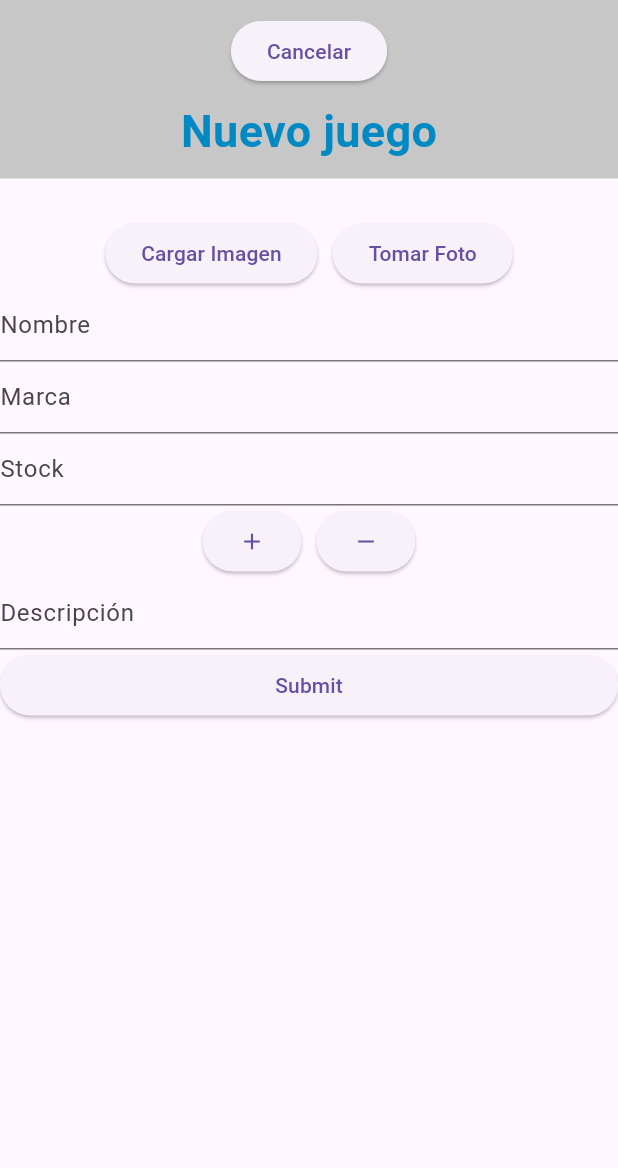
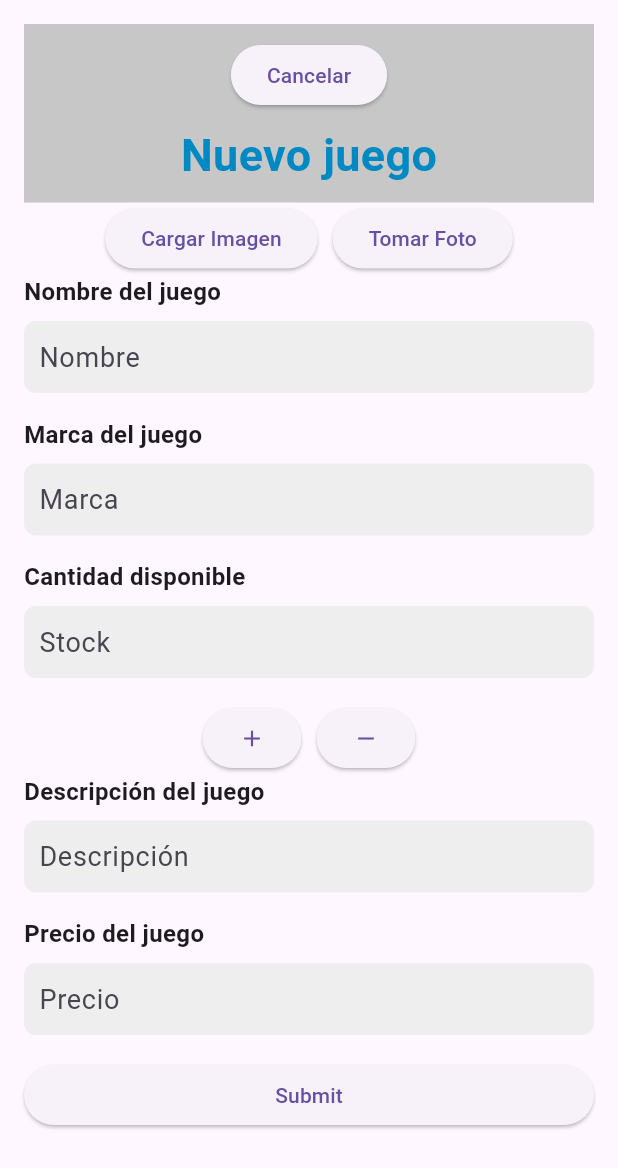
Before and after one commit to AgustinRgz/GeingeemuMobile, a Flutter app: the NewSellView screen opened by its route, on a phone screen of 412 x 824 dp. Shown: the top 1168 px of the screen. Run offline on Flutter 3.47's test engine with Material 3 defaults, Android fonts, the light colour scheme and no system bars; our stand-ins replace image_picker; missing offline and left inert: search_page.

Commit message:
Update Ventas
El diseño we

```diff
--- /dev/null
+++ b/assets/videojuego.json
@@ -0,0 +1,9 @@
+[
+    {
+      "nombre": "Halo Infinite Xbox Collector Steelbook Edition",
+      "marca": "Microsoft",
+      "imagen": "assets/imagenes/haloinfinite.jpg",
+      "stock": 2,
+      "descripcion": "Juego de Halo"
+    }
+  ]
--- a/lib/inicio.dart
+++ b/lib/inicio.dart
@@ -56,6 +56,12 @@ class _InicioViewState extends State<InicioView> {
                 Image.asset('assets/imagenes/halo4.jpg'),
                 Image.asset('assets/imagenes/halo5.jpg'),
                 Image.asset('assets/imagenes/haloinfinite.jpg'),
+                Image.asset('assets/imagenes/halo4.jpg'),
+                Image.asset('assets/imagenes/halo5.jpg'),
+                Image.asset('assets/imagenes/haloinfinite.jpg'),
+                Image.asset('assets/imagenes/halo4.jpg'),
+                Image.asset('assets/imagenes/halo5.jpg'),
+                Image.asset('assets/imagenes/haloinfinite.jpg'),
               ],
             ),
           ),
@@ -76,6 +82,12 @@ class _InicioViewState extends State<InicioView> {
                 Image.asset('assets/imagenes/kirby.jpg'),
                 Image.asset('assets/imagenes/pokemon.jpg'),
                 Image.asset('assets/imagenes/zelda.jpg'),
+                Image.asset('assets/imagenes/kirby.jpg'),
+                Image.asset('assets/imagenes/pokemon.jpg'),
+                Image.asset('assets/imagenes/zelda.jpg'),
+                Image.asset('assets/imagenes/kirby.jpg'),
+                Image.asset('assets/imagenes/pokemon.jpg'),
+                Image.asset('assets/imagenes/zelda.jpg'),
               ],
             ),
           ),
--- a/lib/ventas.dart
+++ b/lib/ventas.dart
@@ -1,7 +1,8 @@
 import 'package:flutter/material.dart';
 import 'dart:io';
+import 'dart:convert';
 import 'package:image_picker/image_picker.dart';
-import 'package:flutter/foundation.dart';
+import 'package:flutter/foundation.dart' show kIsWeb;
 
 class SellView extends StatefulWidget {
   const SellView({super.key});
@@ -84,8 +85,8 @@ class _NewSellViewState extends State<NewSellView> {
   final TextEditingController brandController = TextEditingController();
   final TextEditingController stockController = TextEditingController();
   final TextEditingController descriptionController = TextEditingController();
+  final TextEditingController priceController = TextEditingController();
 
-  // Function to increment the stock
   void incrementStock() {
     setState(() {
       int currentStock = int.tryParse(stockController.text) ?? 0;
@@ -93,7 +94,6 @@ class _NewSellViewState extends State<NewSellView> {
     });
   }
 
-  // Function to decrement the stock
   void decrementStock() {
     setState(() {
       int currentStock = int.tryParse(stockController.text) ?? 0;
@@ -117,20 +117,22 @@ class _NewSellViewState extends State<NewSellView> {
   Widget build(BuildContext context) {
     return Scaffold(
       body: ListView(
-        scrollDirection: Axis.vertical,
+        padding: const EdgeInsets.all(16.0),
         children: <Widget>[
           Container(
             padding: const EdgeInsets.all(10.0),
             color: const Color.fromARGB(
-                255, 199, 199, 199), // Color de fondo del título
+              255,
+              199,
+              199,
+              199,
+            ),
             child: Column(
               mainAxisAlignment: MainAxisAlignment.center,
               children: [
                 ElevatedButton(
                   onPressed: () {
-                    // Utiliza Navigator.pop para retroceder a la vista anterior
                     Navigator.pop(context);
-                    Navigator.pushNamed(context, '/');
                   },
                   child: Text('Cancelar'),
                 ),
@@ -151,56 +153,99 @@ class _NewSellViewState extends State<NewSellView> {
               ],
             ),
           ),
-          // Contenido de la vista
-          Expanded(
-            child: Center(
-              child: Text(
-                '',
+          if (_image != null) _imagePreview(),
+          _imageButtons(),
+          _labeledTextField(nameController, 'Nombre', 'Nombre del juego'),
+          _labeledTextField(brandController, 'Marca', 'Marca del juego'),
+          _labeledTextField(stockController, 'Stock', 'Cantidad disponible',
+              keyboardType: TextInputType.number),
+          _numericInput(),
+          _labeledTextField(
+              descriptionController, 'Descripción', 'Descripción del juego',
+              expands: true),
+          _labeledTextField(
+              priceController, 'Precio', 'Precio del juego',
+              keyboardType: TextInputType.number),
+          _submitButton(),
+        ],
+      ),
+    );
+  }
+
+  Widget _imagePreview() {
+    if (_image != null) {
+      return kIsWeb
+          ? Image.network(
+              _image!.path,
+              width: double.infinity,
+              height: 200.0,
+              fit: BoxFit.cover,
+            )
+          : Image.file(
+              _image!,
+              width: double.infinity,
+              height: 200.0,
+              fit: BoxFit.cover,
+            );
+    } else {
+      return Container(); // Placeholder for when there is no image selected
+    }
+  }
+
+  Widget _imageButtons() {
+    return Row(
+      mainAxisAlignment: MainAxisAlignment.center,
+      children: [
+        ElevatedButton(
+          onPressed: () => getImage(ImageSource.gallery),
+          child: const Text("Cargar Imagen"),
+        ),
+        const SizedBox(width: 10),
+        ElevatedButton(
+          onPressed: () => getImage(ImageSource.camera),
+          child: const Text("Tomar Foto"),
+        ),
+      ],
+    );
+  }
+
+  Widget _labeledTextField(
+      TextEditingController controller, String hintText, String label,
+      {TextInputType? keyboardType, bool expands = false, int maxLines = 1}) {
+    return Column(
+      crossAxisAlignment: CrossAxisAlignment.start,
+      children: [
+        Text(
+          label,
+          style: TextStyle(fontSize: 16.0, fontWeight: FontWeight.bold),
+        ),
+        SizedBox(height: 8.0),
+        Container(
+          decoration: BoxDecoration(
+            borderRadius: BorderRadius.circular(8.0),
+            color: Colors.grey[200],
+          ),
+          child: Padding(
+            padding: const EdgeInsets.symmetric(horizontal: 10.0),
+            child: TextFormField(
+              controller: controller,
+              keyboardType: keyboardType,
+              maxLines: expands ? null : maxLines,
+              decoration: InputDecoration(
+                hintText: hintText,
+                border: InputBorder.none,
+              ),
               style: TextStyle(fontSize: 18.0),
             ),
           ),
         ),
-          if (_image != null)
-            kIsWeb
-                ? Image.network(
-                    _image!.path,
-                    width: MediaQuery.of(context).size.width,
-                  )
-                : Image.file(
-                    _image!,
-                    width: MediaQuery.of(context).size.width,
-                  ),
-          Row(
-            mainAxisAlignment: MainAxisAlignment.center,
-            children: [
-              ElevatedButton(
-                  onPressed: () => getImage(ImageSource.gallery),
-                  child: const Text("Cargar Imagen")),
-              const SizedBox(
-                width: 10,
-                height: 10,
-              ),
-              ElevatedButton(
-                  onPressed: () => getImage(ImageSource.camera),
-                  child: const Text("Tomar Foto")),
+        SizedBox(height: 16.0),
       ],
-          ),
-          TextField(
-            controller: nameController,
-            decoration: const InputDecoration(hintText: 'Nombre'),
-          ),
-          TextField(
-            controller: brandController,
-            decoration: const InputDecoration(hintText: 'Marca'),
-          ),
-          TextField(
-            controller: stockController,
-            keyboardType: TextInputType.number,
-            decoration: const InputDecoration(hintText: 'Stock'),
-          ),
+    );
+  }
 
-          // Numeric input for incrementing and decrementing stock
-          Row(
+  Widget _numericInput() {
+    return Row(
       mainAxisAlignment: MainAxisAlignment.center,
       children: [
         ElevatedButton(
@@ -213,21 +258,16 @@ class _NewSellViewState extends State<NewSellView> {
           child: Icon(Icons.remove),
         ),
       ],
-          ),
-          TextField(
-            controller: descriptionController,
-            decoration: const InputDecoration(hintText: 'Descripción'),
-          ),
-          ElevatedButton(
+    );
+  }
+
+  Widget _submitButton() {
+    return ElevatedButton(
       onPressed: () {
-                setState(() {});
         Navigator.pop(context);
         Navigator.pushNamed(context, '/');
       },
-              child: const Text('Submit')),
-          if (_image != null) Text(nameController.text),
-        ],
-      ),
+      child: const Text('Submit'),
     );
   }
 }
--- a/pubspec.yaml
+++ b/pubspec.yaml
@@ -34,6 +34,7 @@ dependencies:
   image_picker: ^1.0.4
   search_page: ^2.3.0
 
+
 dev_dependencies:
   flutter_test:
     sdk: flutter
@@ -43,7 +44,7 @@ dev_dependencies:
   # activated in the `analysis_options.yaml` file located at the root of your
   # package. See that file for information about deactivating specific lint
   # rules and activating additional ones.
-  flutter_lints: ^2.0.0
+  flutter_lints: ^3.0.1
 
 # For information on the generic Dart part of this file, see the
 # following page: https://dart.dev/tools/pub/pubspec
```
Also changed, not shown: pubspec.lock. Lines whose indentation alone changed are shown as unchanged.
